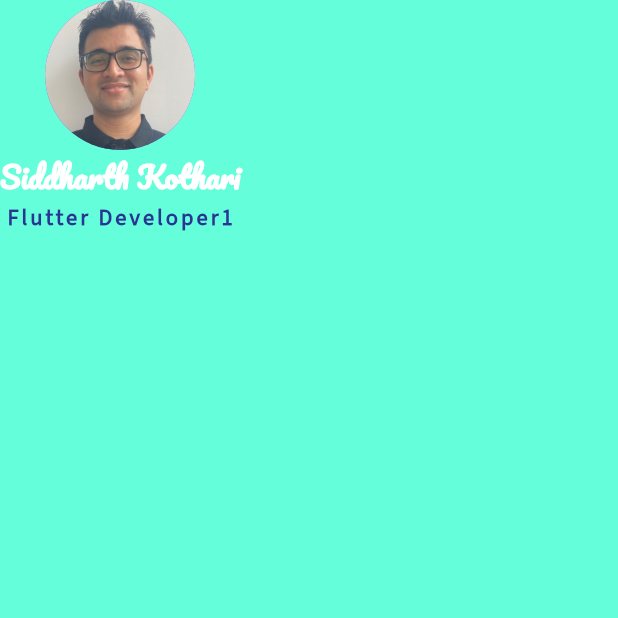
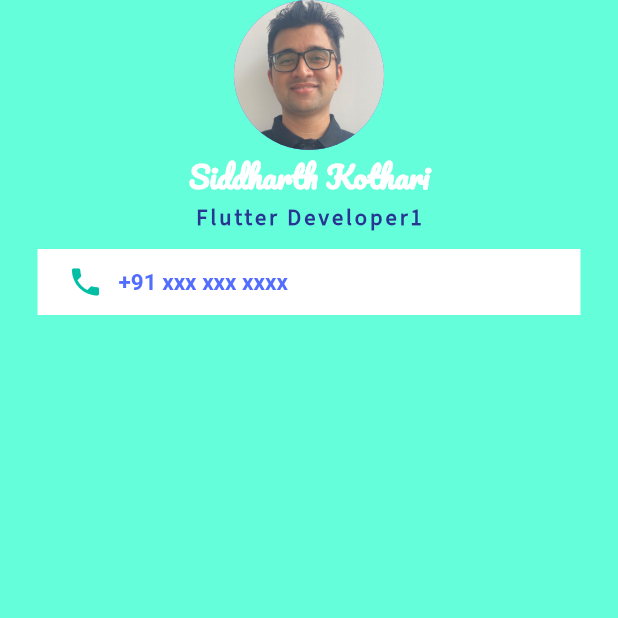
Before and after one commit to siddharth-kothari-spk/Flutter, a Flutter app: the screen it shows after launch, on a phone screen of 412 x 824 dp, the top half of it. Run offline on Flutter 3.47's test engine with Material 2 defaults, Android fonts, the phone set to English and light mode, and no system bars.

Commit message:
container for phone number

```diff
--- a/mi_card_flutter-master/lib/main.dart
+++ b/mi_card_flutter-master/lib/main.dart
@@ -36,6 +36,29 @@ class MyApp extends StatelessWidget {
                   color: Colors.indigo.shade800,
                   fontFamily: 'Source Sans 3',
                   letterSpacing: 2),
+            ),
+            Container(
+              color: Colors.white,
+              margin: EdgeInsets.symmetric(vertical: 10, horizontal: 25),
+              padding: EdgeInsets.fromLTRB(20, 10, 20, 10),
+              child: Row(
+                children: [
+                  Icon(
+                    Icons.phone,
+                    color: Colors.tealAccent.shade700,
+                  ),
+                  SizedBox(
+                    width: 10,
+                  ),
+                  Text(
+                    '+91 xxx xxx xxxx',
+                    style: TextStyle(
+                        fontSize: 15.0,
+                        fontWeight: FontWeight.bold,
+                        color: Colors.indigoAccent),
+                  )
+                ],
+              ),
             )
           ],
         )),
```
